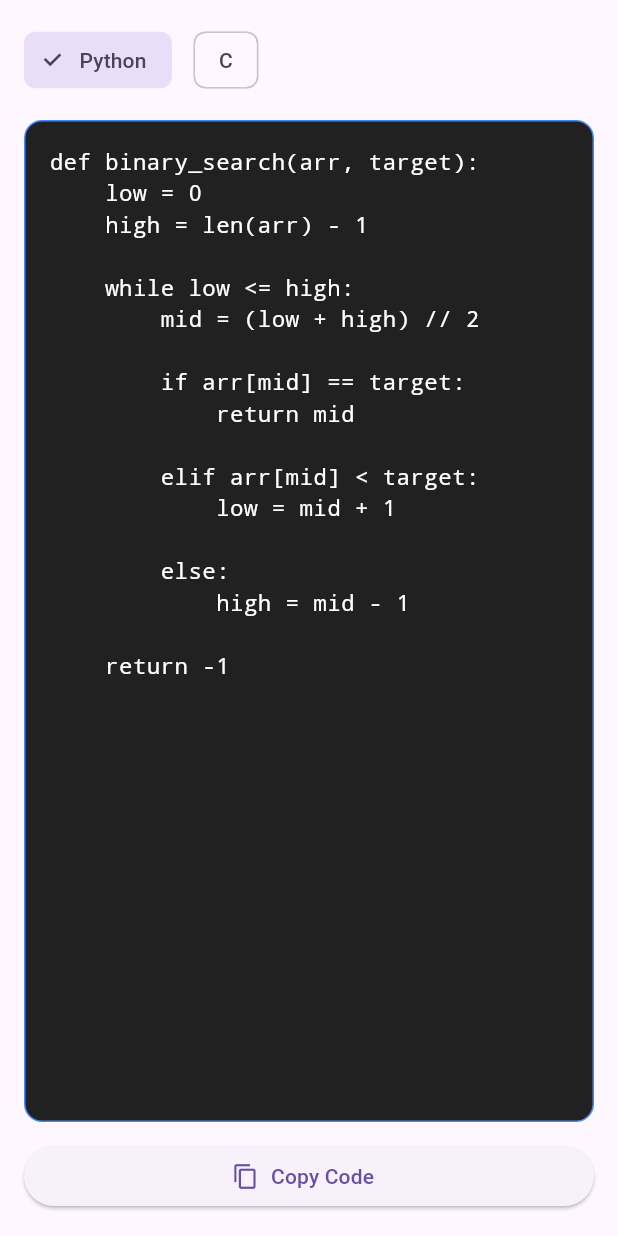
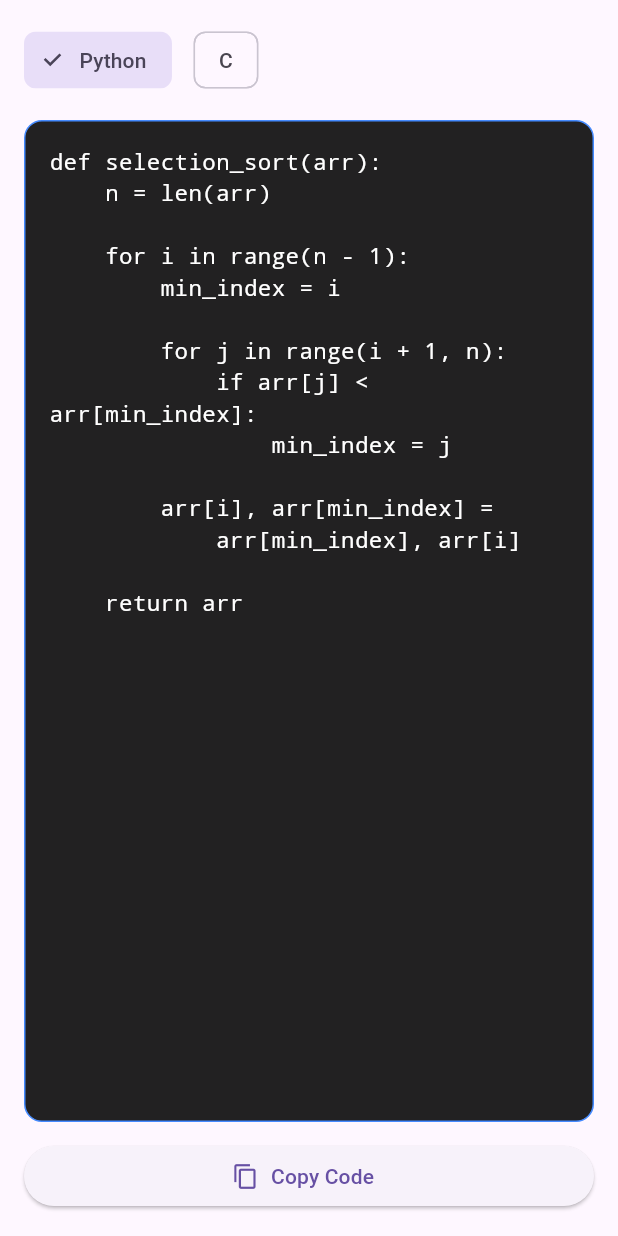
Before and after one commit to VishalV-phoenix/algorithm-playground, a Flutter app: the CodePage widget shown alone on an empty page, opened directly with empty values, on a phone screen of 412 x 824 dp. Run offline on Flutter 3.47's test engine with Material 3 defaults, Android fonts, the phone set to English and light mode, and no system bars; our stand-ins replace fl_chart.

Commit message:
Add selection sort

```diff
--- a/lib/data/algorithm_code.dart
+++ b/lib/data/algorithm_code.dart
@@ -21,3 +21,13 @@ const bubbleSortCode = [
   "if (arr[j] > arr[j + 1])",
   "swap(arr[j], arr[j + 1])",
 ];
+
+const selectionSortCode = [
+  "",
+  "for (int i = 0; i < n - 1; i++)",
+  "minIndex = i",
+  "for (int j = i + 1; j < n; j++)",
+  "if (arr[j] < arr[minIndex])",
+  "minIndex = j",
+  "swap(arr[i], arr[minIndex])",
+];
--- a/lib/data/algorithm_comparisons.dart
+++ b/lib/data/algorithm_comparisons.dart
@@ -5,13 +5,25 @@ String getComparisonExplanation(
   final key = "$algorithmA|$algorithmB";
 
   const explanations = {
+    //--------------------------------------------------
+    // SEARCHING
+    //--------------------------------------------------
     "Linear Search|Binary Search":
-        "Linear Search checks elements one by one, causing the number of operations to grow directly with input size. Binary Search repeatedly halves the search space, so its growth is much slower. As input size increases, the gap between the two curves becomes increasingly noticeable.",
+        "Linear Search checks elements one by one, causing operations to grow directly with input size. Binary Search repeatedly halves the search space, resulting in much slower growth. As input size increases, Binary Search scales significantly better.",
 
     "Binary Search|Linear Search":
-        "Binary Search repeatedly halves the search space, so its growth remains slow even for large inputs. Linear Search checks elements sequentially, causing operations to increase much faster. The graph highlights how this difference becomes larger as input size grows.",
+        "Binary Search repeatedly halves the search space, resulting in logarithmic growth. Linear Search examines elements sequentially, causing operations to increase much faster as input size grows.",
+
+    //--------------------------------------------------
+    // SORTING
+    //--------------------------------------------------
+    "Bubble Sort|Selection Sort":
+        "Bubble Sort and Selection Sort have the same O(n²) average and worst-case time complexity, so their growth curves overlap. The difference lies in strategy: Bubble Sort repeatedly swaps adjacent elements, while Selection Sort repeatedly finds the smallest remaining element and places it in its final position. Selection Sort typically performs fewer swaps.",
+
+    "Selection Sort|Bubble Sort":
+        "Selection Sort and Bubble Sort have identical O(n²) growth, which is why their curves overlap. Selection Sort minimizes swaps by selecting the smallest remaining element each pass, while Bubble Sort repeatedly swaps neighboring elements.",
   };
 
   return explanations[key] ??
-      "The graph compares how the operation count of these algorithms grows as input size increases. Algorithms with slower-growing curves generally scale better for larger datasets.";
+      "These algorithms exhibit similar growth patterns. Compare their strategies, complexity values, and behavior in the visualization page to understand their differences.";
 }
--- a/lib/data/algorithm_registry.dart
+++ b/lib/data/algorithm_registry.dart
@@ -1,10 +1,12 @@
 import '../algorithms/linear_search.dart';
 import '../algorithms/binary_search.dart';
 import '../algorithms/bubble_sort.dart';
+import '../algorithms/selection_sort.dart';
 import 'algorithm.dart';
 
 final List<Algorithm> algorithms = [
   linearSearch,
   binarySearch,
   bubbleSort,
+  selectionSort,
 ];
--- a/lib/data/algorithm_source_code.dart
+++ b/lib/data/algorithm_source_code.dart
@@ -104,3 +104,42 @@ void bubbleSort(int arr[], int n)
     }
 }
 ''';
+
+const selectionSortPython = '''
+def selection_sort(arr):
+    n = len(arr)
+
+    for i in range(n - 1):
+        min_index = i
+
+        for j in range(i + 1, n):
+            if arr[j] < arr[min_index]:
+                min_index = j
+
+        arr[i], arr[min_index] = \
+            arr[min_index], arr[i]
+
+    return arr
+''';
+
+const selectionSortC = '''
+void selectionSort(int arr[], int n)
+{
+    for(int i = 0; i < n - 1; i++)
+    {
+        int minIndex = i;
+
+        for(int j = i + 1; j < n; j++)
+        {
+            if(arr[j] < arr[minIndex])
+            {
+                minIndex = j;
+            }
+        }
+
+        int temp = arr[i];
+        arr[i] = arr[minIndex];
+        arr[minIndex] = temp;
+    }
+}
+''';
--- a/lib/data/algorithm_step.dart
+++ b/lib/data/algorithm_step.dart
@@ -7,6 +7,7 @@ class AlgorithmStep {
   final List<int> highlightedIndices;
 
   final List<int> sortedIndices;
+  final List<int> specialIndices;
 
   // Which line of code is active
   final int activeLine;
@@ -23,6 +24,7 @@ class AlgorithmStep {
     required this.array,
     required this.highlightedIndices,
     this.sortedIndices = const [],
+    this.specialIndices = const [],
     required this.activeLine,
     required this.target,
     required this.variables,
--- a/lib/pages/code_page.dart
+++ b/lib/pages/code_page.dart
@@ -30,6 +30,11 @@ class _CodePageState extends State<CodePage> {
 
       case "Bubble Sort":
         return selectedLanguage == "Python" ? bubbleSortPython : bubbleSortC;
+
+      case "Selection Sort":
+        return selectedLanguage == "Python"
+            ? selectionSortPython
+            : selectionSortC;
 
       default:
         return "Code not available";
--- a/lib/pages/visual_page.dart
+++ b/lib/pages/visual_page.dart
@@ -13,6 +13,8 @@ import '../widgets/variables_panel.dart';
 import '../data/algorithm.dart';
 
 import '../algorithms/bubble_sort_steps.dart';
+
+import '../algorithms/selection_sort_steps.dart';
 
 class VisualPage extends StatefulWidget {
   final Algorithm algorithm;
@@ -47,6 +49,9 @@ class _VisualPageState extends State<VisualPage> {
       case "Bubble Sort":
         return generateBubbleSortSteps([5, 8, 2, 9, 1, 7]);
 
+      case "Selection Sort":
+        return generateSelectionSortSteps([5, 8, 2, 9, 1, 7]);
+
       case "Linear Search":
       default:
         return generateLinearSearchSteps([5, 8, 2, 9, 1, 7], 9);
@@ -60,6 +65,9 @@ class _VisualPageState extends State<VisualPage> {
 
       case "Bubble Sort":
         return bubbleSortCode;
+
+      case "Selection Sort":
+        return selectionSortCode;
 
       case "Linear Search":
       default:
@@ -124,6 +132,7 @@ class _VisualPageState extends State<VisualPage> {
                           array: step.array,
                           highlightedIndices: step.highlightedIndices,
                           sortedIndices: step.sortedIndices,
+                          specialIndices: step.specialIndices,
                         ),
                       ),
                     ],
--- a/lib/screens/home_screen.dart
+++ b/lib/screens/home_screen.dart
@@ -47,7 +47,7 @@ class _HomeScreenState extends State<HomeScreen> {
         return selectedAlgorithm.name;
 
       case 3:
-        return selectedAlgorithm.name;
+        return "Algorithm Comparison";
 
       default:
         return selectedAlgorithm.name;
--- a/lib/widgets/array_visualization.dart
+++ b/lib/widgets/array_visualization.dart
@@ -4,12 +4,14 @@ class ArrayVisualization extends StatelessWidget {
   final List<int> array;
   final List<int> highlightedIndices;
   final List<int> sortedIndices;
+  final List<int> specialIndices;
 
   const ArrayVisualization({
     super.key,
     required this.array,
     required this.highlightedIndices,
     this.sortedIndices = const [],
+    this.specialIndices = const [],
   });
 
   @override
@@ -21,6 +23,10 @@ class ArrayVisualization extends StatelessWidget {
         children: List.generate(array.length, (index) {
           bool highlighted = highlightedIndices.contains(index);
 
+          bool sorted = sortedIndices.contains(index);
+
+          bool special = specialIndices.contains(index);
+
           return Padding(
             padding: const EdgeInsets.symmetric(horizontal: 4),
             child: Container(
@@ -28,8 +34,10 @@ class ArrayVisualization extends StatelessWidget {
               height: 50,
               alignment: Alignment.center,
               decoration: BoxDecoration(
-                color: sortedIndices.contains(index)
+                color: sorted
                     ? Colors.green
+                    : special
+                    ? Colors.purple
                     : highlighted
                     ? Colors.orange
                     : Colors.blue.shade400,
```
Also changed, not shown: lib/algorithms/selection_sort.dart (added, +87 -0 lines), lib/algorithms/selection_sort_steps.dart (added, +146 -0 lines), lib/pages/compare_page.dart (+31 -5 lines).
